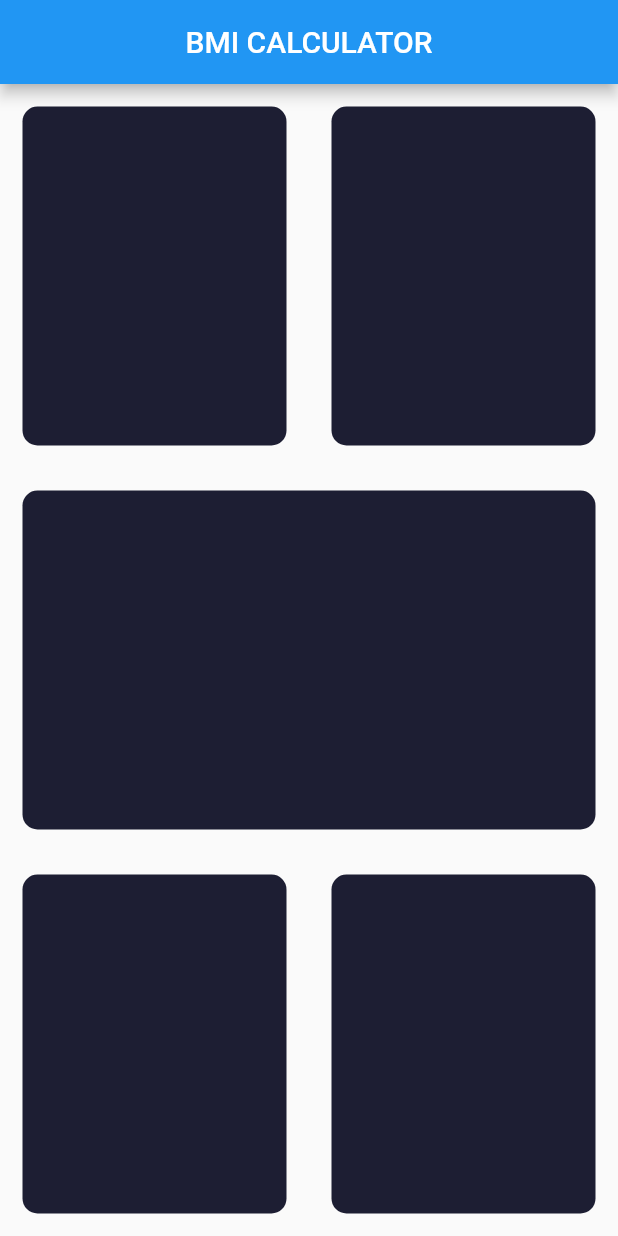
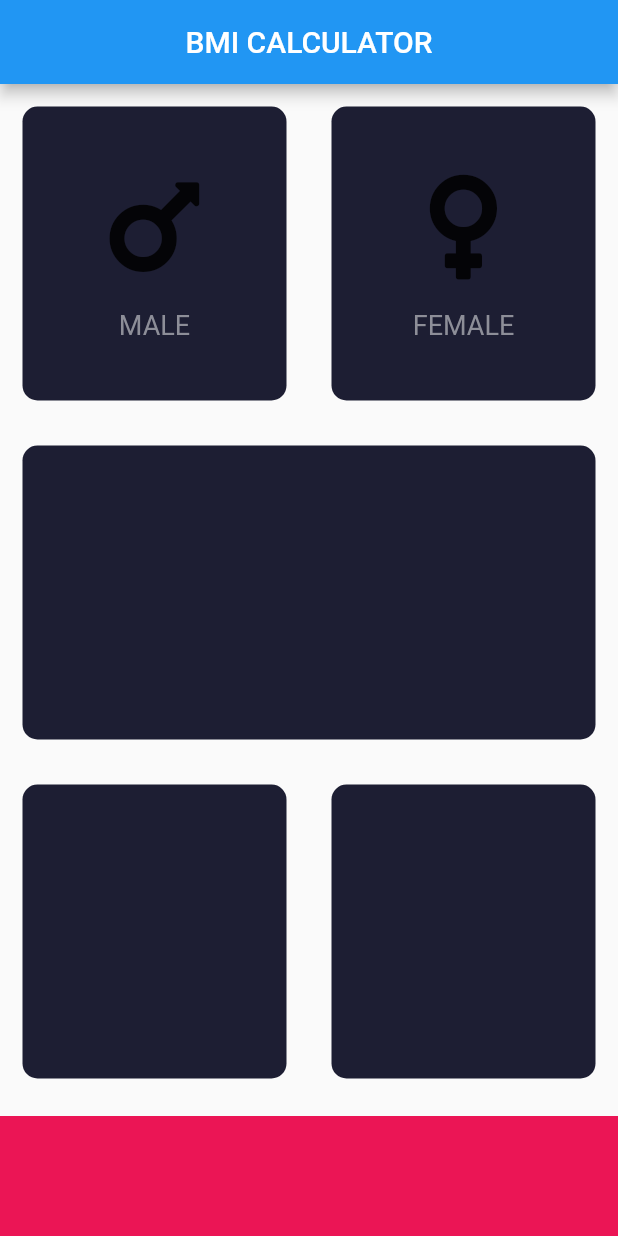
Before and after one commit to Heipi/FlutterBasicStudy, a Flutter app: the InputPage screen opened directly, on a phone screen of 412 x 824 dp. Run offline on Flutter 3.47's test engine with Material 2 defaults, Android fonts, the phone set to English and light mode, and no system bars; our stand-ins replace audioplayers, font_awesome_flutter, rflutter_alert.

Commit message:
bmi commit 2020/06/17

```diff
--- /dev/null
+++ b/lib/bmi/icon_content.dart
@@ -0,0 +1,32 @@
+import 'package:flutter/material.dart';
+
+const labelTextStyle = TextStyle(
+  fontSize: 18.0,
+  color: Color(0XFF8D8E98),
+);
+
+class IconContent extends StatelessWidget {
+  final IconData icon;
+  final String label;
+
+  const IconContent({Key key, this.icon, this.label}) : super(key: key);
+  @override
+  Widget build(BuildContext context) {
+    return Column(
+      mainAxisAlignment: MainAxisAlignment.center,
+      children: <Widget>[
+        Icon(
+          icon,
+          size: 80,
+        ),
+        SizedBox(
+          height: 15.0,
+        ),
+        Text(
+          label,
+          style: labelTextStyle,
+        )
+      ],
+    );
+  }
+}
--- a/lib/bmi/input_page.dart
+++ b/lib/bmi/input_page.dart
@@ -1,4 +1,12 @@
 import 'package:flutter/material.dart';
+import 'package:font_awesome_flutter/font_awesome_flutter.dart';
+import 'package:light/bmi/reusable_card.dart';
+
+import 'icon_content.dart';
+
+const bottomContainerHeight = 80.0;
+const activeCardColor = Color(0XFF1D1E33);
+const bottomContainerColour = Color(0xFFEB1555);
 
 enum Gender {
   male,
@@ -30,12 +38,20 @@ class _InputPageState extends State<InputPage> {
               children: <Widget>[
                 Expanded(
                   child: ReusableCard(
-                    colour: Color(0XFF1D1E33),
+                    colour: activeCardColor,
+                    cardChild: IconContent(
+                      icon: FontAwesomeIcons.mars,
+                      label: "MALE",
+                    ),
                   ),
                 ),
                 Expanded(
                   child: ReusableCard(
-                    colour: Color(0XFF1D1E33),
+                    colour: activeCardColor,
+                    cardChild: IconContent(
+                      icon: FontAwesomeIcons.venus,
+                      label: "FEMALE",
+                    ),
                   ),
                 ),
               ],
@@ -43,7 +59,7 @@ class _InputPageState extends State<InputPage> {
           ),
           Expanded(
             child: ReusableCard(
-              colour: Color(0XFF1D1E33),
+              colour: activeCardColor,
             ),
           ),
           Expanded(
@@ -51,34 +67,25 @@ class _InputPageState extends State<InputPage> {
               children: <Widget>[
                 Expanded(
                   child: ReusableCard(
-                    colour: Color(0XFF1D1E33),
+                    colour: activeCardColor,
                   ),
                 ),
                 Expanded(
                   child: ReusableCard(
-                    colour: Color(0XFF1D1E33),
+                    colour: activeCardColor,
                   ),
                 ),
               ],
             ),
+          ),
+          Container(
+            margin: EdgeInsets.only(top: 10.0),
+            color: bottomContainerColour,
+            height: bottomContainerHeight,
+            width: double.infinity,
           ),
         ],
       ),
     );
   }
 }
-
-class ReusableCard extends StatelessWidget {
-  Color colour;
-
-  ReusableCard({@required this.colour});
-
-  @override
-  Widget build(BuildContext context) {
-    return Container(
-      margin: EdgeInsets.all(15.0),
-      decoration: BoxDecoration(
-          color: colour, borderRadius: BorderRadius.circular(10.0)),
-    );
-  }
-}
--- /dev/null
+++ b/lib/bmi/reusable_card.dart
@@ -0,0 +1,17 @@
+import 'package:flutter/material.dart';
+
+class ReusableCard extends StatelessWidget {
+  final Color colour;
+  final Widget cardChild;
+  ReusableCard({@required this.colour, this.cardChild});
+
+  @override
+  Widget build(BuildContext context) {
+    return Container(
+      child: cardChild,
+      margin: EdgeInsets.all(15.0),
+      decoration: BoxDecoration(
+          color: colour, borderRadius: BorderRadius.circular(10.0)),
+    );
+  }
+}
--- a/pubspec.yaml
+++ b/pubspec.yaml
@@ -25,6 +25,7 @@ dependencies:
   cupertino_icons: ^0.1.2
   audioplayers: ^0.15.1
   rflutter_alert: ^1.0.3
+  font_awesome_flutter: ^8.8.1
 dev_dependencies:
   flutter_test:
     sdk: flutter
```
Also changed, not shown: pubspec.lock.
